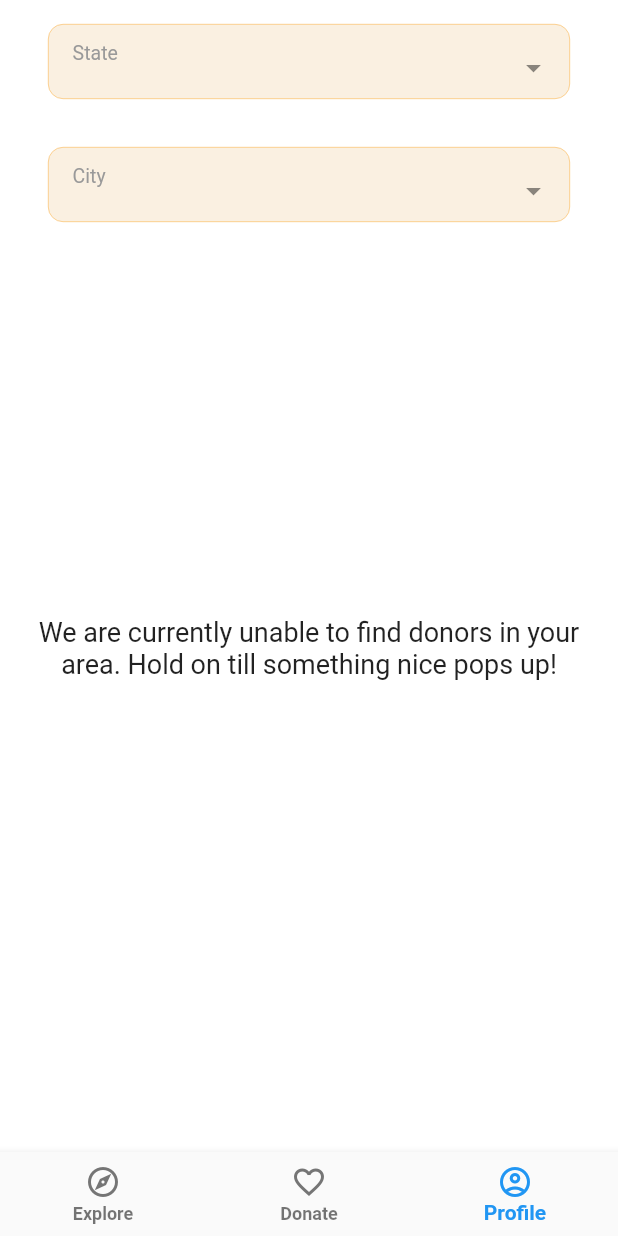
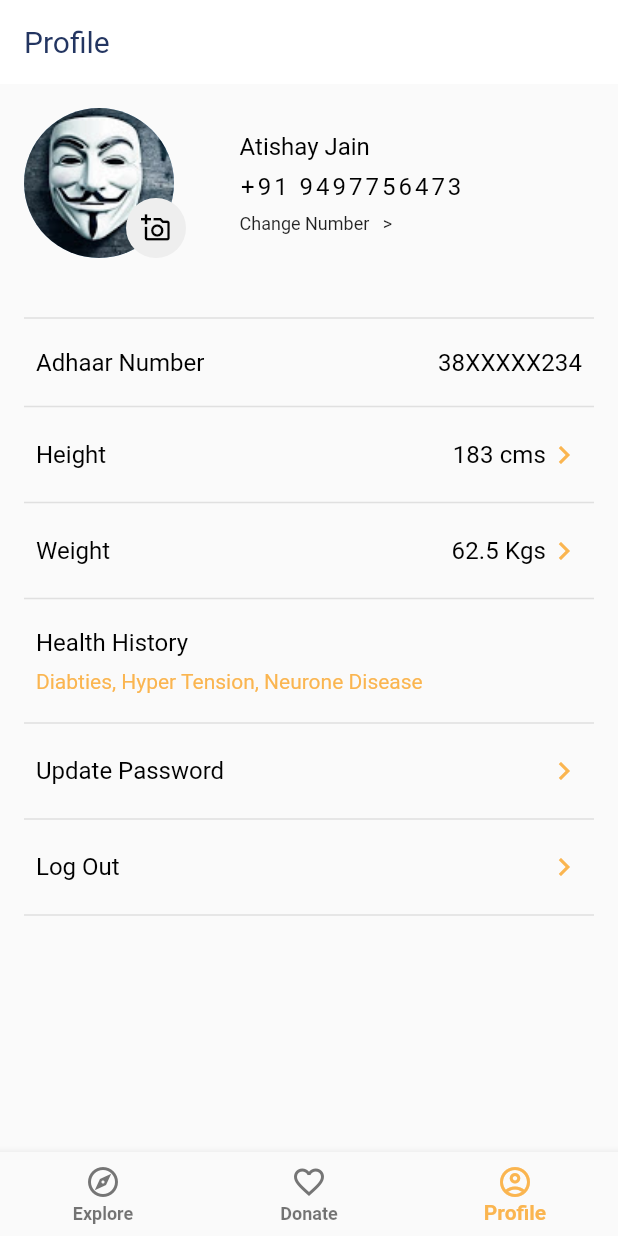
Before and after one commit to matesOfficial/mates_covid_app, a Flutter app: the screen it shows once a user with an empty profile is signed in, item 3 of the bottom bar chosen, on a phone screen of 412 x 824 dp. Run offline on Flutter 3.47's test engine with Material 2 defaults, Android fonts, the phone set to English and light mode, and no system bars; drawn by our look-alikes of overlay_support; our stand-ins replace cloud_firestore, firebase_auth, firebase_core, flutter_svg, get_it, image_picker and 2 more; accounts and stored records are empty; Roboto replaces fonts that are missing (SF UI Display).

Commit message:
User profile UI

```diff
--- a/lib/screens/dashboard_screen.dart
+++ b/lib/screens/dashboard_screen.dart
@@ -10,10 +10,7 @@ import 'package:flutter/material.dart';
 import 'package:provider/provider.dart';
 
 class DashboardScreen extends StatefulWidget {
-  // can have value as DONOR or RECEIVER
-  final String userType;
-
-  DashboardScreen({@required this.userType});
+  const DashboardScreen({Key key}) : super(key: key);
 
   @override
   _DashboardScreenState createState() => _DashboardScreenState();
@@ -29,9 +26,6 @@ class _DashboardScreenState extends State<DashboardScreen> {
       return LoadingScreen();
     }
     return Scaffold(
-      // appBar: AppBar(
-      //   backgroundColor: Colors.white,
-      // ),
       body: Padding(
         padding: const EdgeInsets.all(8.0),
         child: Column(
@@ -69,9 +63,7 @@ class _DashboardScreenState extends State<DashboardScreen> {
               padding: EdgeInsets.all(16.0),
             ),
             Text(
-              widget.userType == "RECEIVER"
-                  ? "I am looking for"
-                  : "I want to donate",
+              "I want to donate",
             ),
             Padding(
               padding: EdgeInsets.all(5.0),
@@ -84,7 +76,7 @@ class _DashboardScreenState extends State<DashboardScreen> {
                 mainAxisSpacing: 10,
                 crossAxisCount: 2,
                 children: <Widget>[
-                  GestureDetector(
+                  InkWell(
                     onTap: () {
                       if (userProfileProvider.userProfileStream.isBloodDonor ==
                           true) {
@@ -97,22 +89,12 @@ class _DashboardScreenState extends State<DashboardScreen> {
                           ),
                         );
                       }
-                      if (widget.userType == "DONOR") {
                         return Navigator.push(
                           context,
                           MaterialPageRoute(
                             builder: (context) => BloodDonationFormScreen(),
                           ),
                         );
-                      }
-                      if (widget.userType == "RECEIVER") {
-                        return Navigator.push(
-                          context,
-                          MaterialPageRoute(
-                            builder: (context) => SearchBloodDonorScreen(),
-                          ),
-                        );
-                      }
                     },
                     child: Card(
                       shape: RoundedRectangleBorder(
@@ -133,7 +115,7 @@ class _DashboardScreenState extends State<DashboardScreen> {
                       ),
                     ),
                   ),
-                  GestureDetector(
+                  InkWell(
                     onTap: () {
                       if (userProfileProvider.userProfileStream.isPlasmaDonor ==
                           true) {
@@ -146,22 +128,12 @@ class _DashboardScreenState extends State<DashboardScreen> {
                           ),
                         );
                       }
-                      if (widget.userType == "DONOR") {
                         return Navigator.push(
                           context,
                           MaterialPageRoute(
                             builder: (context) => PlasmaDonationFormScreen(),
                           ),
                         );
-                      }
-                      if (widget.userType == "RECEIVER") {
-                        return Navigator.push(
-                          context,
-                          MaterialPageRoute(
-                            builder: (context) => SearchPlasmaDonorScreen(),
-                          ),
-                        );
-                      }
                     },
                     child: Card(
                       shape: RoundedRectangleBorder(
@@ -182,7 +154,7 @@ class _DashboardScreenState extends State<DashboardScreen> {
                       ),
                     ),
                   ),
-                  GestureDetector(
+                  InkWell(
                     onTap: () {
                       ScaffoldMessenger.of(context).showSnackBar(
                         SnackBar(
@@ -209,7 +181,7 @@ class _DashboardScreenState extends State<DashboardScreen> {
                           ],
                         )),
                   ),
-                  GestureDetector(
+                  InkWell(
                     onTap: () {
                       ScaffoldMessenger.of(context).showSnackBar(
                         SnackBar(
--- a/lib/screens/donor_receiver_screen.dart
+++ b/lib/screens/donor_receiver_screen.dart
@@ -32,9 +32,7 @@ class DonorReceiverScreen extends StatelessWidget {
                   Navigator.push(
                     context,
                     MaterialPageRoute(
-                      builder: (context) => DashboardScreen(
-                        userType: "RECEIVER",
-                      ),
+                      builder: (context) => DashboardScreen(),
                     ),
                   );
                 },
@@ -49,9 +47,7 @@ class DonorReceiverScreen extends StatelessWidget {
                     Navigator.push(
                       context,
                       MaterialPageRoute(
-                        builder: (context) => DashboardScreen(
-                          userType: "DONOR",
-                        ),
+                        builder: (context) => DashboardScreen(),
                       ),
                     );
                   },
--- a/lib/screens/home_screen.dart
+++ b/lib/screens/home_screen.dart
@@ -1,6 +1,7 @@
 import 'package:covid_app/screens/dashboard_screen.dart';
 import 'package:covid_app/screens/search_blood_donor_screen.dart';
 import 'package:covid_app/screens/search_donors_screen.dart';
+import 'package:covid_app/screens/user_profile_screen.dart';
 import 'package:covid_app/widgets/my_bottom_navigation_bar.dart';
 import 'package:flutter/material.dart';
 
@@ -18,8 +19,8 @@ class _HomeScreenState extends State<HomeScreen> {
   // List of widgets which can be switched via BNB
   List<Widget> _homeScreenWidgets = [
     SearchDonorsScreen(),
-    DashboardScreen(userType: "DONOR"),
-    SearchBloodDonorScreen(),
+    DashboardScreen(),
+    UserProfileScreen(),
   ];
 
   @override
--- a/lib/screens/search_donors_screen.dart
+++ b/lib/screens/search_donors_screen.dart
@@ -1,6 +1,8 @@
+import 'package:covid_app/providers/user_profile_provider.dart';
 import 'package:covid_app/screens/search_blood_donor_screen.dart';
 import 'package:covid_app/screens/search_plasma_donor_screen.dart';
 import 'package:flutter/material.dart';
+import 'package:provider/provider.dart';
 
 class SearchDonorsScreen extends StatelessWidget {
   const SearchDonorsScreen({Key key}) : super(key: key);
@@ -14,6 +16,10 @@ class SearchDonorsScreen extends StatelessWidget {
           centerTitle: true,
           title: Text("Search Donors"),
           bottom: TabBar(
+            onTap: (value) {
+              Provider.of<UserProfileProvider>(context, listen: false)
+                  .resetProvider();
+            },
             tabs: [
               Tab(
                 text: "Oxygen",
@@ -28,6 +34,7 @@ class SearchDonorsScreen extends StatelessWidget {
           ),
         ),
         body: TabBarView(
+          physics: NeverScrollableScrollPhysics(),
           children: [
             SearchBloodDonorScreen(),
             SearchBloodDonorScreen(),
--- /dev/null
+++ b/lib/screens/user_profile_screen.dart
@@ -0,0 +1,105 @@
+import 'package:flutter/material.dart';
+import 'package:covid_app/widgets/profile_info_tile.dart';
+import 'package:covid_app/widgets/display_picture.dart';
+import 'package:covid_app/theme/style.dart';
+
+class UserProfileScreen extends StatelessWidget {
+  @override
+  Widget build(BuildContext context) {
+    // TODO Change font-sizes in style.dart
+    // Header starts here.
+    return Scaffold(
+      appBar: AppBar(
+        title: Text(
+          "Profile",
+          style: appBarTitleStyle(context),
+        ),
+      ),
+      // Body starts here.
+      body: Padding(
+        padding: const EdgeInsets.all(16.0),
+        child: SingleChildScrollView(
+          child: Column(
+            children: [
+              Row(
+                children: [
+                  DisplayPicture(
+                    displayImageUrl: "assets/images/my_photo.jpg",
+                  ),
+                  Spacer(),
+                  Column(
+                    mainAxisAlignment: MainAxisAlignment.spaceEvenly,
+                    crossAxisAlignment: CrossAxisAlignment.start,
+                    children: [
+                      Text(
+                        "Atishay Jain",
+                        style: Theme.of(context)
+                            .textTheme
+                            .subtitle1
+                            .copyWith(color: Colors.black, fontSize: 16),
+                      ),
+                      SizedBox(height: 8),
+                      Text(
+                        "+91 9497756473",
+                        style: Theme.of(context).textTheme.subtitle1.copyWith(
+                            color: Colors.black,
+                            fontSize: 16,
+                            letterSpacing: 2),
+                      ),
+                      SizedBox(height: 8),
+                      Text(
+                        "Change Number   >",
+                        style: Theme.of(context)
+                            .textTheme
+                            .subtitle1
+                            .copyWith(fontSize: 12),
+                      ),
+                    ],
+                  ),
+                  Spacer(
+                    flex: 2,
+                  ),
+                ],
+              ),
+              Padding(
+                padding: const EdgeInsets.only(top: 32.0, bottom: 12),
+                child: Divider(
+                  thickness: 1,
+                  color: Colors.grey[300],
+                ),
+              ),
+              ProfileInfoTile(
+                title: "Adhaar Number",
+                value: "38XXXXX234",
+                isClickable: false,
+              ),
+              ProfileInfoTile(
+                title: "Height",
+                value: "183 cms",
+                isClickable: true,
+              ),
+              ProfileInfoTile(
+                title: "Weight",
+                value: "62.5 Kgs",
+                isClickable: true,
+              ),
+              ProfileInfoTile(
+                title: "Health History",
+                subHeading: "Diabties, Hyper Tension, Neurone Disease",
+                isClickable: false,
+              ),
+              ProfileInfoTile(
+                title: "Update Password",
+                isClickable: true,
+              ),
+              ProfileInfoTile(
+                title: "Log Out",
+                isClickable: true,
+              ),
+            ],
+          ),
+        ),
+      ),
+    );
+  }
+}
--- a/lib/theme/style.dart
+++ b/lib/theme/style.dart
@@ -27,6 +27,7 @@ class ThemeUtils {
           FloatingActionButtonThemeData(backgroundColor: primaryColor),
       bottomNavigationBarTheme: BottomNavigationBarThemeData(
         type: BottomNavigationBarType.fixed,
+        selectedItemColor: primaryColor,
         elevation: 5.0,
         unselectedIconTheme: IconThemeData(color: Colors.grey[600]),
       ),
--- /dev/null
+++ b/lib/widgets/display_picture.dart
@@ -0,0 +1,27 @@
+import 'package:flutter/material.dart';
+
+class DisplayPicture extends StatelessWidget {
+  final String displayImageUrl;
+  DisplayPicture({this.displayImageUrl});
+  @override
+  Widget build(BuildContext context) {
+    return Stack(
+      overflow: Overflow.visible,
+      children: [
+        CircleAvatar(
+          radius: 50,
+          backgroundImage: AssetImage(displayImageUrl),
+        ),
+        Positioned(
+          bottom: 0,
+          right: -8,
+          child: CircleAvatar(
+              radius: 20,
+              backgroundColor: Colors.grey[200],
+              child: Icon(Icons.add_a_photo_outlined,
+                  color: Colors.black, size: 20)),
+        ),
+      ],
+    );
+  }
+}
--- /dev/null
+++ b/lib/widgets/profile_info_tile.dart
@@ -0,0 +1,72 @@
+import 'package:flutter/material.dart';
+
+class ProfileInfoTile extends StatelessWidget {
+  final String title;
+  final String subHeading;
+  final String value;
+  final bool isClickable;
+  ProfileInfoTile({this.title, this.subHeading, this.value, this.isClickable});
+  @override
+  Widget build(BuildContext context) {
+    // TODO Change font-sizes in style.dart
+    return Column(
+      children: [
+        Padding(
+          padding: const EdgeInsets.symmetric(horizontal: 8.0),
+          child: Row(
+            mainAxisAlignment: MainAxisAlignment.spaceBetween,
+            children: [
+              Column(
+                crossAxisAlignment: CrossAxisAlignment.start,
+                children: [
+                  Text(
+                    title,
+                    style: Theme.of(context)
+                        .textTheme
+                        .bodyText2
+                        .copyWith(color: Colors.black , fontWeight: FontWeight.normal , fontSize: 16),
+                  ),
+                  subHeading == null
+                      ? Container(height: 0)
+                      : Padding(
+                    padding: const EdgeInsets.only(top: 8.0),
+                    child: Text(
+                      subHeading,
+                      style:
+                      Theme.of(context).textTheme.bodyText1.copyWith(
+                          fontWeight: FontWeight.normal,
+                          color: Theme.of(context).primaryColor,
+                          fontSize: 14
+                      ),
+                    ),
+                  ),
+                ],
+              ),
+              Row(
+                mainAxisAlignment: MainAxisAlignment.start,
+                children: [
+                  value == null
+                      ? Container(height: 0)
+                      : Text(
+                    value,
+                    style: Theme.of(context).textTheme.subtitle2.copyWith(fontWeight: FontWeight.normal , fontSize: 16),
+                  ),
+                  !isClickable
+                      ? Container(height: 0)
+                      : Icon(Icons.chevron_right)
+                ],
+              ),
+            ],
+          ),
+        ),
+        Padding(
+          padding: const EdgeInsets.symmetric(vertical: 12.0),
+          child: Divider(
+            thickness: 1,
+            color: Colors.grey[300],
+          ),
+        ),
+      ],
+    );
+  }
+}
--- a/pubspec.yaml
+++ b/pubspec.yaml
@@ -4,7 +4,7 @@ description: A new Flutter application.
 
 
 
-version: 1.0.0+1
+version: 1.0.0+2
 
 environment:
   sdk: ">=2.7.0 <3.0.0"
```
Also changed, not shown: assets/images/my_photo.jpg (added), pubspec.lock.
